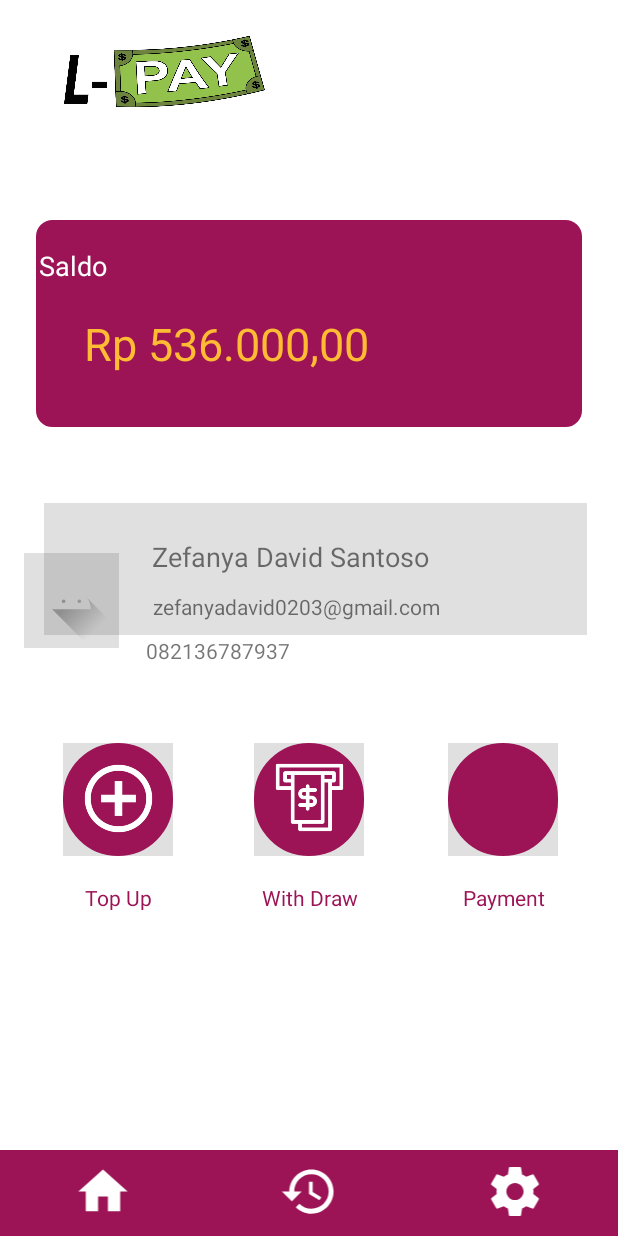
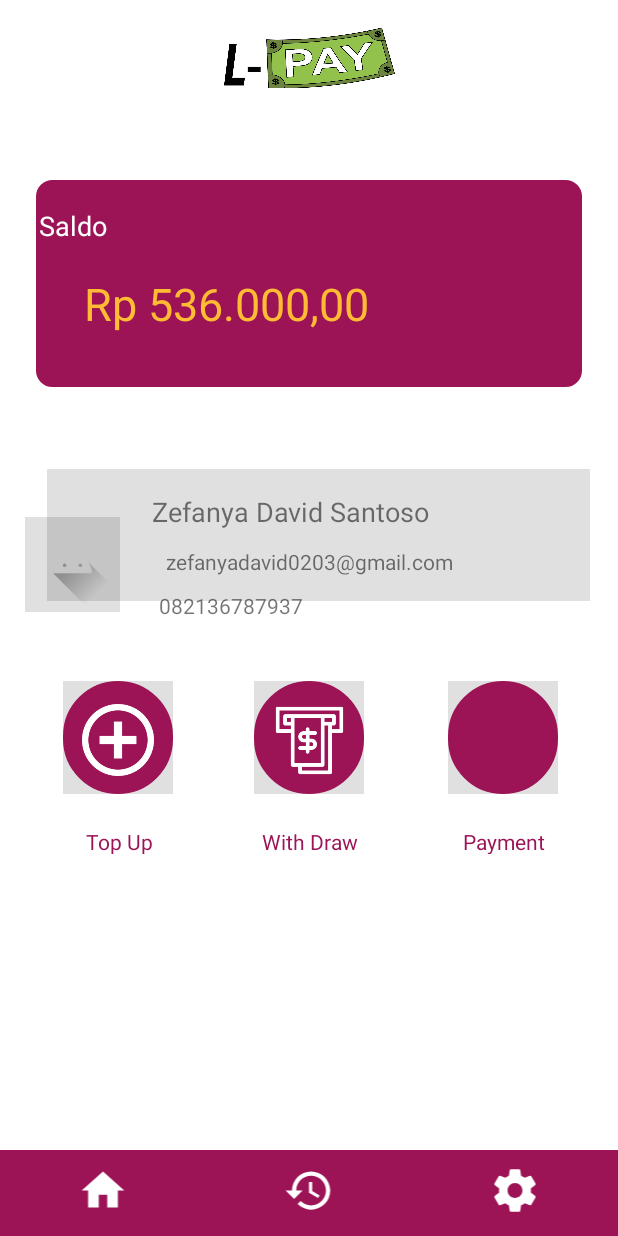
Before and after one commit to sylviaputri/lpay, an Android app: the layout activity_home.xml on its own in the app's theme, with its tools: preview values and no code run, on a phone screen of 412 x 824 dp. Run offline under Robolectric (Android 15) with nearby library versions, the phone set to English and light mode, and no system bars; Roboto replaces fonts that are not available here.

Commit message:
update home and withdraw

```diff
--- a/app/src/main/res/layout/activity_home.xml
+++ b/app/src/main/res/layout/activity_home.xml
@@ -19,7 +19,7 @@
         app:layout_constraintEnd_toEndOf="parent"
         app:layout_constraintStart_toStartOf="parent"
         app:layout_constraintTop_toTopOf="parent"
-        app:layout_constraintVertical_bias="0.207">
+        app:layout_constraintVertical_bias="0.167">
 
         <TextView
             android:id="@+id/txtHomeTextSaldo"
@@ -45,14 +45,13 @@
 
     <ImageView
         android:id="@+id/imageView"
-        android:layout_width="134dp"
-        android:layout_height="95dp"
+        android:layout_width="114dp"
+        android:layout_height="77dp"
         android:layout_marginBottom="8dp"
         android:layout_marginEnd="8dp"
         android:layout_marginStart="8dp"
         app:layout_constraintBottom_toBottomOf="parent"
         app:layout_constraintEnd_toEndOf="parent"
-        app:layout_constraintHorizontal_bias="0.132"
         app:layout_constraintStart_toStartOf="parent"
         app:layout_constraintTop_toTopOf="parent"
         app:layout_constraintVertical_bias="0.0"
@@ -74,24 +73,24 @@
         <ImageView
             android:id="@+id/btnNavHomeHome"
             android:layout_width="75dp"
-            android:layout_height="39dp"
-            android:layout_marginTop="8dp"
+            android:layout_height="34dp"
+            android:layout_marginTop="10dp"
             android:layout_weight="1"
             app:srcCompat="@drawable/ic_home_white_24dp" />
 
         <ImageView
             android:id="@+id/btnNavHistoryHome"
             android:layout_width="75dp"
-            android:layout_height="39dp"
-            android:layout_marginTop="8dp"
+            android:layout_height="34dp"
+            android:layout_marginTop="10dp"
             android:layout_weight="1"
             app:srcCompat="@drawable/ic_history_white_24dp" />
 
         <ImageView
             android:id="@+id/btnNavSettingHome"
             android:layout_width="75dp"
-            android:layout_height="39dp"
-            android:layout_marginTop="8dp"
+            android:layout_height="34dp"
+            android:layout_marginTop="10dp"
             android:layout_weight="1"
             app:srcCompat="@drawable/ic_settings_white_24dp" />
 
@@ -111,7 +110,7 @@
         app:layout_constraintHorizontal_bias="0.501"
         app:layout_constraintStart_toStartOf="parent"
         app:layout_constraintTop_toTopOf="parent"
-        app:layout_constraintVertical_bias="0.665"
+        app:layout_constraintVertical_bias="0.609"
         app:srcCompat="@drawable/round_icon" />
 
     <ImageButton
@@ -128,7 +127,7 @@
         app:layout_constraintHorizontal_bias="0.901"
         app:layout_constraintStart_toStartOf="parent"
         app:layout_constraintTop_toTopOf="parent"
-        app:layout_constraintVertical_bias="0.665"
+        app:layout_constraintVertical_bias="0.609"
         app:srcCompat="@drawable/round_icon" />
 
     <ImageButton
@@ -145,7 +144,7 @@
         app:layout_constraintHorizontal_bias="0.105"
         app:layout_constraintStart_toStartOf="parent"
         app:layout_constraintTop_toTopOf="parent"
-        app:layout_constraintVertical_bias="0.665"
+        app:layout_constraintVertical_bias="0.609"
         app:srcCompat="@drawable/round_icon" />
 
     <ImageView
@@ -159,10 +158,10 @@
         android:background="@drawable/ic_launcher_foreground"
         app:layout_constraintBottom_toBottomOf="parent"
         app:layout_constraintEnd_toEndOf="parent"
-        app:layout_constraintHorizontal_bias="0.025"
+        app:layout_constraintHorizontal_bias="0.026"
         app:layout_constraintStart_toStartOf="parent"
         app:layout_constraintTop_toTopOf="parent"
-        app:layout_constraintVertical_bias="0.484"
+        app:layout_constraintVertical_bias="0.452"
         app:srcCompat="?attr/actionBarDivider" />
 
     <TextView
@@ -180,7 +179,7 @@
         app:layout_constraintHorizontal_bias="0.442"
         app:layout_constraintStart_toStartOf="parent"
         app:layout_constraintTop_toTopOf="parent"
-        app:layout_constraintVertical_bias="0.448" />
+        app:layout_constraintVertical_bias="0.41" />
 
     <TextView
         android:id="@+id/txtHomeEmail"
@@ -193,10 +192,9 @@
         android:text="zefanyadavid0203@gmail.com"
         app:layout_constraintBottom_toBottomOf="parent"
         app:layout_constraintEnd_toEndOf="parent"
-        app:layout_constraintHorizontal_bias="0.46"
         app:layout_constraintStart_toStartOf="parent"
         app:layout_constraintTop_toTopOf="parent"
-        app:layout_constraintVertical_bias="0.491" />
+        app:layout_constraintVertical_bias="0.453" />
 
     <TextView
         android:id="@+id/txtHomeNomorTelp"
@@ -209,26 +207,26 @@
         android:text="082136787937"
         app:layout_constraintBottom_toBottomOf="parent"
         app:layout_constraintEnd_toEndOf="parent"
-        app:layout_constraintHorizontal_bias="0.297"
+        app:layout_constraintHorizontal_bias="0.327"
         app:layout_constraintStart_toStartOf="parent"
         app:layout_constraintTop_toTopOf="parent"
-        app:layout_constraintVertical_bias="0.527" />
+        app:layout_constraintVertical_bias="0.489" />
 
     <ImageButton
         android:id="@+id/btnHomeProfil"
         android:layout_width="362dp"
         android:layout_height="88dp"
+        android:layout_marginBottom="8dp"
+        android:layout_marginEnd="8dp"
         android:layout_marginStart="3dp"
         android:layout_marginTop="8dp"
-        android:layout_marginEnd="8dp"
-        android:layout_marginBottom="8dp"
         android:background="?attr/colorControlHighlight"
         app:layout_constraintBottom_toBottomOf="parent"
         app:layout_constraintEnd_toEndOf="parent"
-        app:layout_constraintHorizontal_bias="0.666"
+        app:layout_constraintHorizontal_bias="0.727"
         app:layout_constraintStart_toStartOf="parent"
         app:layout_constraintTop_toTopOf="parent"
-        app:layout_constraintVertical_bias="0.455"
+        app:layout_constraintVertical_bias="0.423"
         app:srcCompat="@android:color/transparent" />
 
     <TextView
@@ -247,7 +245,7 @@
         app:layout_constraintHorizontal_bias="0.901"
         app:layout_constraintStart_toStartOf="parent"
         app:layout_constraintTop_toTopOf="parent"
-        app:layout_constraintVertical_bias="0.735" />
+        app:layout_constraintVertical_bias="0.688" />
 
     <TextView
         android:id="@+id/txtHomeWithDraw"
@@ -265,7 +263,7 @@
         app:layout_constraintHorizontal_bias="0.501"
         app:layout_constraintStart_toStartOf="parent"
         app:layout_constraintTop_toTopOf="parent"
-        app:layout_constraintVertical_bias="0.735" />
+        app:layout_constraintVertical_bias="0.688" />
 
     <TextView
         android:id="@+id/txtHomeTopUp"
@@ -280,15 +278,15 @@
         android:textColor="@color/colorPrimary"
         app:layout_constraintBottom_toBottomOf="parent"
         app:layout_constraintEnd_toEndOf="parent"
-        app:layout_constraintHorizontal_bias="0.102"
+        app:layout_constraintHorizontal_bias="0.104"
         app:layout_constraintStart_toStartOf="parent"
         app:layout_constraintTop_toTopOf="parent"
-        app:layout_constraintVertical_bias="0.735" />
+        app:layout_constraintVertical_bias="0.688" />
 
     <ImageView
         android:id="@+id/imageView8"
-        android:layout_width="75dp"
-        android:layout_height="50dp"
+        android:layout_width="73dp"
+        android:layout_height="53dp"
         android:layout_marginBottom="8dp"
         android:layout_marginEnd="8dp"
         android:layout_marginStart="8dp"
@@ -296,10 +294,10 @@
         android:textAlignment="center"
         app:layout_constraintBottom_toBottomOf="parent"
         app:layout_constraintEnd_toEndOf="parent"
-        app:layout_constraintHorizontal_bias="0.104"
+        app:layout_constraintHorizontal_bias="0.105"
         app:layout_constraintStart_toStartOf="parent"
         app:layout_constraintTop_toTopOf="parent"
-        app:layout_constraintVertical_bias="0.659"
+        app:layout_constraintVertical_bias="0.608"
         app:srcCompat="@drawable/ic_topup_white" />
 
     <ImageView
@@ -316,7 +314,7 @@
         app:layout_constraintHorizontal_bias="0.501"
         app:layout_constraintStart_toStartOf="parent"
         app:layout_constraintTop_toTopOf="parent"
-        app:layout_constraintVertical_bias="0.658"
+        app:layout_constraintVertical_bias="0.608"
         app:srcCompat="@drawable/ic_withdraw_white" />
 
 </android.support.constraint.ConstraintLayout>
--- a/app/src/main/res/layout/activity_withdraw.xml
+++ b/app/src/main/res/layout/activity_withdraw.xml
@@ -111,7 +111,7 @@
                 android:layout_width="342dp"
                 android:layout_height="wrap_content"
                 android:layout_marginTop="5dp"
-                android:text="Select Payment"
+                android:text="Select Bank"
                 android:textSize="18sp" />
 
             <RadioButton
```
